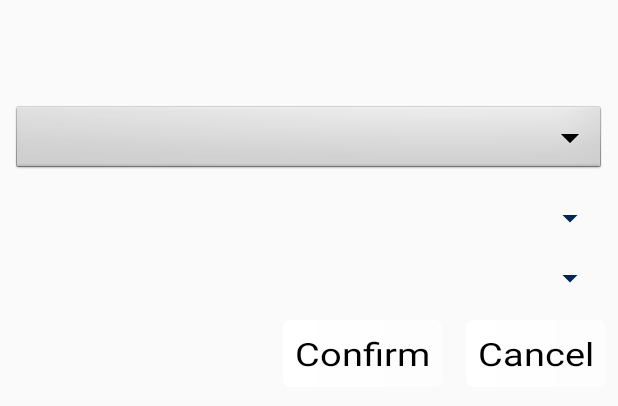
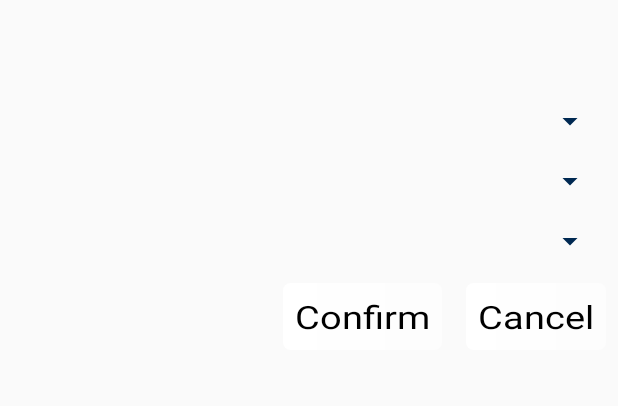
Before and after one commit to mr-dr/dojo, an Android app: the layout ask_lit_dialog.xml on its own in the app's theme, with its tools: preview values and no code run, on a phone screen of 412 x 824 dp. Shown: the top 406 px of the screen. Run offline under Robolectric (Android 15) with nearby library versions, the phone set to English and light mode, and no system bars; Roboto replaces fonts that are not available here.

Commit message:
ask 1st spinner look fixed

```diff
--- a/app/src/main/res/layout/ask_lit_dialog.xml
+++ b/app/src/main/res/layout/ask_lit_dialog.xml
@@ -16,7 +16,7 @@
         android:layout_width="match_parent"
         android:layout_height="wrap_content"
         android:layout_margin="@dimen/standard_margin_half"
-        android:background="@android:drawable/btn_dropdown"
+        android:backgroundTint="@color/navy_blue"
         android:spinnerMode="dropdown"/>
 
     <Spinner
```
